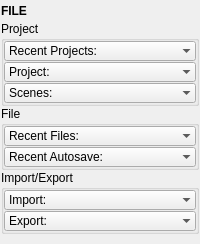
First picture: the form in tentacle/ui/file.ui, repository m3trik/tentacle, before the edit.
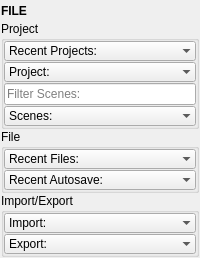
Second picture: the form after the edit. Custom widgets are drawn as their Qt base class.

Patch:
```diff
--- a/tentacle/ui/file.ui
+++ b/tentacle/ui/file.ui
@@ -10,7 +10,7 @@
     <x>0</x>
     <y>0</y>
     <width>200</width>
-    <height>244</height>
+    <height>254</height>
    </rect>
   </property>
   <property name="tabShape">
@@ -153,6 +153,16 @@
            </item>
           </widget>
          </item>
+         <item>
+          <widget class="QLineEdit" name="txt000">
+           <property name="toolTip">
+            <string>&lt;html&gt;&lt;head/&gt;&lt;body&gt;&lt;p&gt;&lt;span style=&quot; font-weight:600;&quot;&gt;Filter the results of the 'Scenes' list.&lt;/span&gt;&lt;/p&gt;&lt;p&gt;    Each item can be a string or integer. Strings can include shell-style wildcards:&lt;/p&gt;&lt;p&gt;     - '*': Matches any sequence of characters (including none).&lt;/p&gt;&lt;p&gt;	startswith*&lt;br/&gt;	*endswith&lt;/p&gt;&lt;p&gt;	*contains*&lt;/p&gt;&lt;p&gt;     - '?': Matches any single character.&lt;/p&gt;&lt;p&gt;     - '[seq]': Matches any character in 'seq'.&lt;/p&gt;&lt;p&gt;     - '[!seq]': Matches any character not in 'seq'.&lt;/p&gt;&lt;/body&gt;&lt;/html&gt;</string>
+           </property>
+           <property name="placeholderText">
+            <string>Filter Scenes:</string>
+           </property>
+          </widget>
+         </item>
          <item>
           <widget class="ComboBox" name="cmb000">
            <property name="minimumSize">
```
